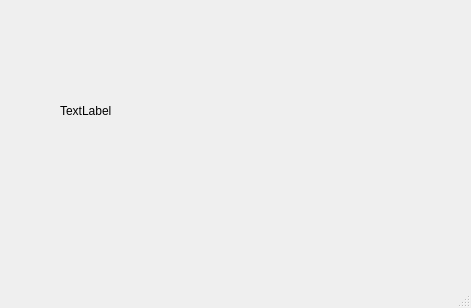
pleiadesian/IdaoWatcher, file IdaoWatcher/watch_limit_main.ui: the form before one commit.
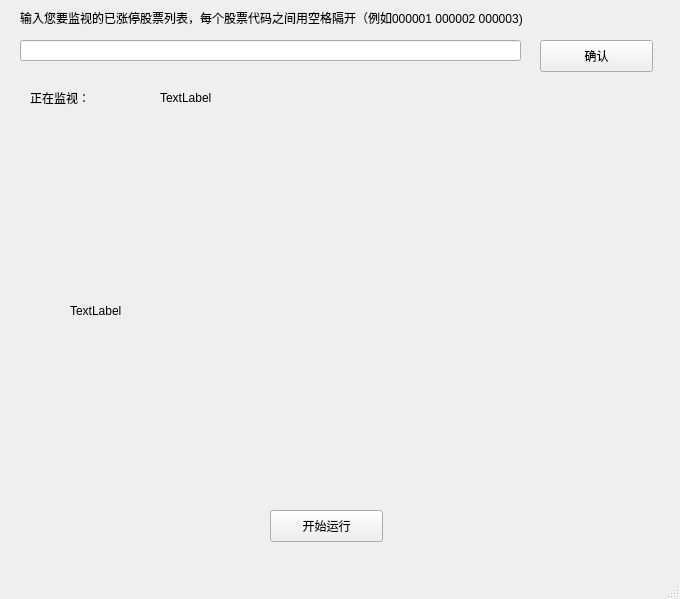
The form after the commit.

Commit message: complete better ui

```diff
--- a/IdaoWatcher/watch_limit_main.ui
+++ b/IdaoWatcher/watch_limit_main.ui
@@ -6,8 +6,8 @@
    <rect>
     <x>0</x>
     <y>0</y>
-    <width>471</width>
-    <height>308</height>
+    <width>680</width>
+    <height>599</height>
    </rect>
   </property>
   <property name="windowTitle">
@@ -17,16 +17,91 @@
    <widget class="QLabel" name="label">
     <property name="geometry">
      <rect>
-      <x>60</x>
+      <x>70</x>
+      <y>130</y>
+      <width>501</width>
+      <height>361</height>
+     </rect>
+    </property>
+    <property name="text">
+     <string>TextLabel</string>
+    </property>
+   </widget>
+   <widget class="QPushButton" name="pushButton">
+    <property name="geometry">
+     <rect>
+      <x>540</x>
+      <y>40</y>
+      <width>113</width>
+      <height>32</height>
+     </rect>
+    </property>
+    <property name="text">
+     <string>确认</string>
+    </property>
+   </widget>
+   <widget class="QLineEdit" name="lineEdit">
+    <property name="geometry">
+     <rect>
+      <x>20</x>
+      <y>40</y>
+      <width>501</width>
+      <height>21</height>
+     </rect>
+    </property>
+   </widget>
+   <widget class="QLabel" name="label_2">
+    <property name="geometry">
+     <rect>
+      <x>20</x>
       <y>10</y>
-      <width>321</width>
-      <height>201</height>
+      <width>631</width>
+      <height>16</height>
+     </rect>
+    </property>
+    <property name="text">
+     <string>输入您要监视的已涨停股票列表，每个股票代码之间用空格隔开（例如000001 000002 000003)</string>
+    </property>
+   </widget>
+   <widget class="QLabel" name="label_3">
+    <property name="geometry">
+     <rect>
+      <x>30</x>
+      <y>90</y>
+      <width>101</width>
+      <height>16</height>
+     </rect>
+    </property>
+    <property name="text">
+     <string>正在监视：</string>
+    </property>
+   </widget>
+   <widget class="QLabel" name="label_watch">
+    <property name="geometry">
+     <rect>
+      <x>160</x>
+      <y>90</y>
+      <width>491</width>
+      <height>16</height>
      </rect>
     </property>
     <property name="text">
      <string>TextLabel</string>
     </property>
    </widget>
+   <widget class="QPushButton" name="pushButton_2">
+    <property name="geometry">
+     <rect>
+      <x>270</x>
+      <y>510</y>
+      <width>113</width>
+      <height>32</height>
+     </rect>
+    </property>
+    <property name="text">
+     <string>开始运行</string>
+    </property>
+   </widget>
   </widget>
   <widget class="QMenuBar" name="menubar">
    <property name="geometry">
```
Left out of the diff: 40 changed lines with no effect on the pictures. The commit also changes 2 other files.
